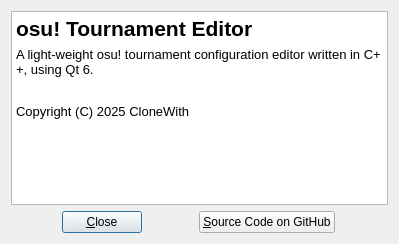
This is ProjectAboutDialog.ui in CloneWith/osu-tournament-editor as Qt 5 draws it before an edit. The edited form follows.
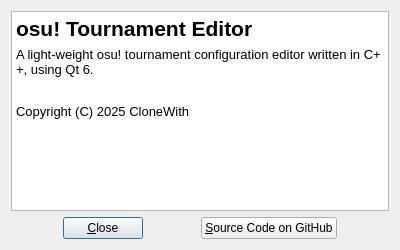
This is the edited form. Icons and pictures are not drawn.

Commit message: Set fixed size for ProjectAboutDialog

What changed in the file:
```diff
--- a/ProjectAboutDialog.ui
+++ b/ProjectAboutDialog.ui
@@ -9,8 +9,8 @@
    <rect>
     <x>0</x>
     <y>0</y>
-    <width>399</width>
-    <height>244</height>
+    <width>400</width>
+    <height>250</height>
    </rect>
   </property>
   <property name="sizePolicy">
```
Left out of the diff: 3 changed lines with no effect on the pictures. The commit also changes 1 other file.
